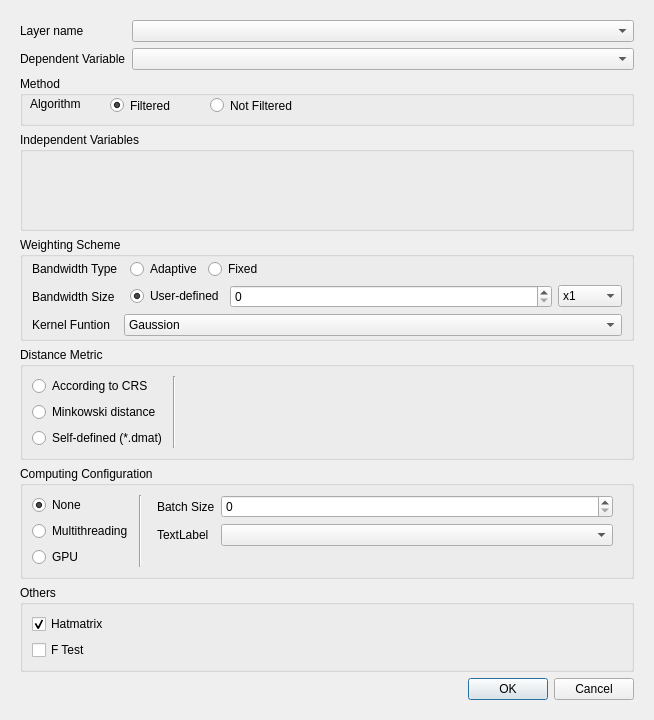
The window that src/gwmrobustgwroptionsdialog.ui (GWmodel-Lab/GWmodelS) describes before a commit, drawn with Qt 5.
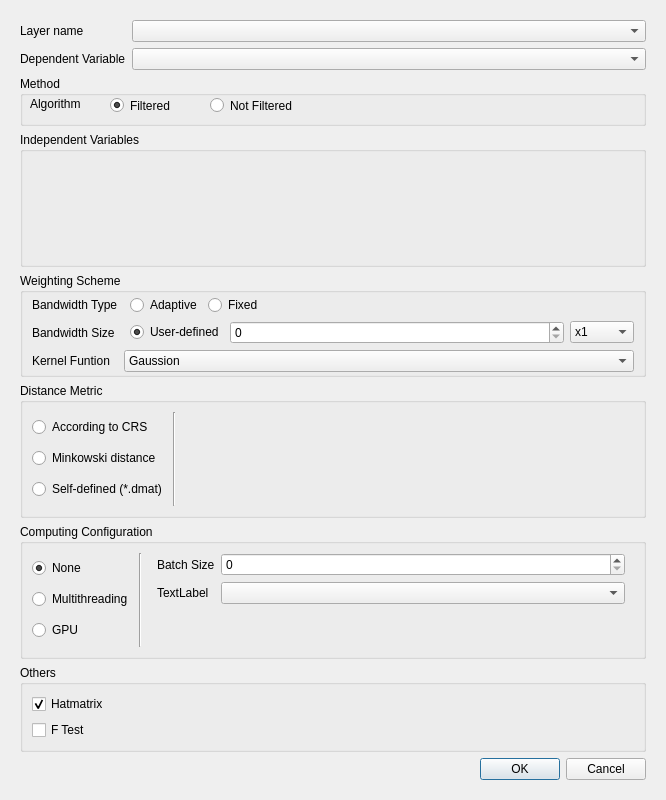
The same window after the commit. Custom widgets are drawn as their Qt base class.

```diff
--- a/src/gwmrobustgwroptionsdialog.ui
+++ b/src/gwmrobustgwroptionsdialog.ui
@@ -6,8 +6,8 @@
    <rect>
     <x>0</x>
     <y>0</y>
-    <width>654</width>
-    <height>720</height>
+    <width>666</width>
+    <height>800</height>
    </rect>
   </property>
   <property name="windowTitle">
```
